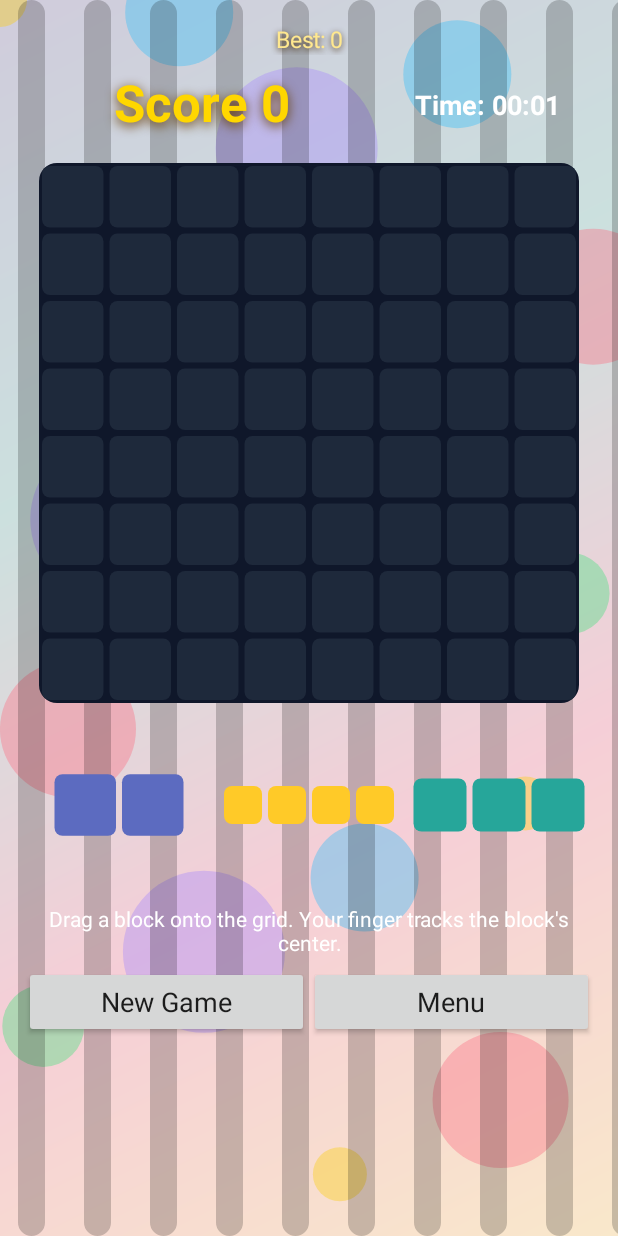
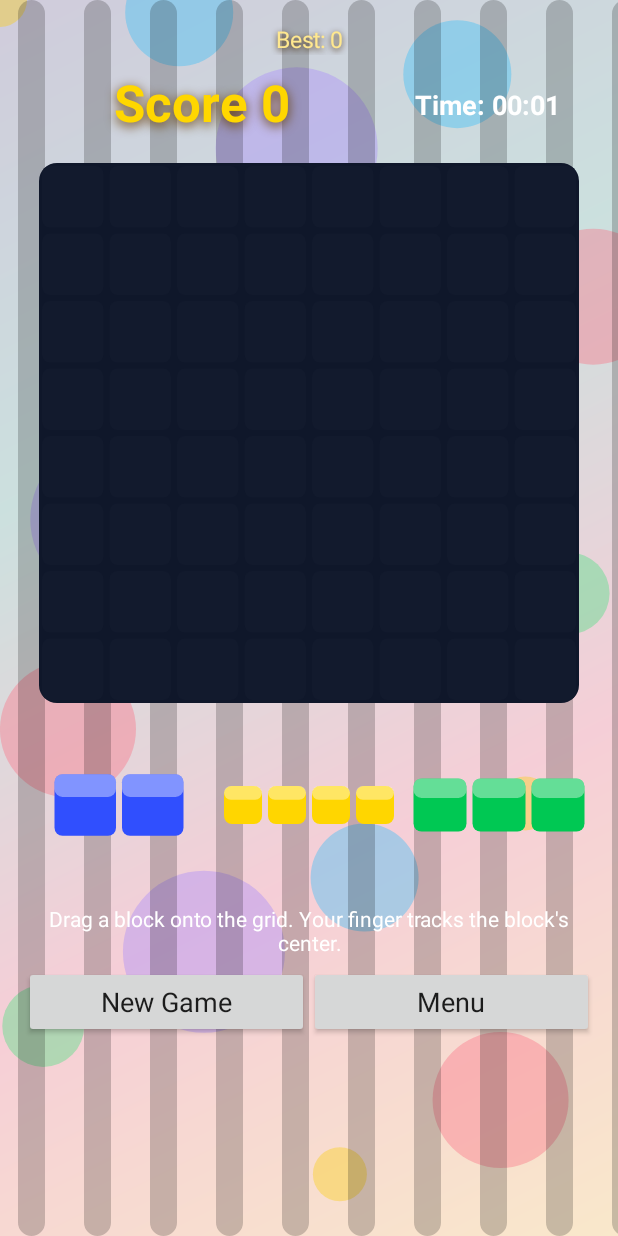
Before and after one commit to domaners/Kill-all-the-Blocks, an Android app: the screen it shows after launch (GameActivity), after a tap on "Start New Game", on a phone screen of 412 x 824 dp. Run offline under Robolectric (Android 15) with nearby library versions, the phone set to English and light mode, and no system bars.

```diff
--- a/app/src/main/java/com/example/killalltheblocks/BlockPiece.java
+++ b/app/src/main/java/com/example/killalltheblocks/BlockPiece.java
@@ -93,28 +93,28 @@ final class BlockPiece {
 
     static List<BlockPiece> standardPieces() {
         List<BlockPiece> pieces = new ArrayList<>();
-        pieces.add(new BlockPiece("Single", new int[][]{{0, 0}}, 0xffef5350));
-        pieces.add(new BlockPiece("Two Vertical", new int[][]{{0, 0}, {1, 0}}, 0xffab47bc));
-        pieces.add(new BlockPiece("Two Horizontal", new int[][]{{0, 0}, {0, 1}}, 0xff5c6bc0));
-        pieces.add(new BlockPiece("Three Vertical", new int[][]{{0, 0}, {1, 0}, {2, 0}}, 0xff29b6f6));
-        pieces.add(new BlockPiece("Three Horizontal", new int[][]{{0, 0}, {0, 1}, {0, 2}}, 0xff26a69a));
-        pieces.add(new BlockPiece("Four Vertical", new int[][]{{0, 0}, {1, 0}, {2, 0}, {3, 0}}, 0xff66bb6a));
-        pieces.add(new BlockPiece("Four Horizontal", new int[][]{{0, 0}, {0, 1}, {0, 2}, {0, 3}}, 0xffffca28));
-        pieces.add(new BlockPiece("Five Horizontal", new int[][]{{0, 0}, {0, 1}, {0, 2}, {0, 3}, {0, 4}}, 0xffffee58));
-        pieces.add(new BlockPiece("Square 2x2", new int[][]{{0, 0}, {0, 1}, {1, 0}, {1, 1}}, 0xffff7043));
-        pieces.add(new BlockPiece("L Small", new int[][]{{0, 0}, {1, 0}, {1, 1}}, 0xff8d6e63));
-        pieces.add(new BlockPiece("L Mirror", new int[][]{{0, 1}, {1, 0}, {1, 1}}, 0xff78909c));
-        pieces.add(new BlockPiece("L Tall", new int[][]{{0, 0}, {1, 0}, {2, 0}, {2, 1}}, 0xffec407a));
-        pieces.add(new BlockPiece("L Tall Mirror", new int[][]{{0, 1}, {1, 1}, {2, 0}, {2, 1}}, 0xff7e57c2));
-        pieces.add(new BlockPiece("L 3x3", new int[][]{{0, 0}, {1, 0}, {2, 0}, {2, 1}, {2, 2}}, 0xffff8a65));
-        pieces.add(new BlockPiece("L 3x3 Flip Horizontal", new int[][]{{0, 2}, {1, 2}, {2, 0}, {2, 1}, {2, 2}}, 0xffba68c8));
-        pieces.add(new BlockPiece("L 3x3 Flip Vertical", new int[][]{{0, 0}, {0, 1}, {0, 2}, {1, 0}, {2, 0}}, 0xff4dd0e1));
-        pieces.add(new BlockPiece("L 3x3 Flip Both", new int[][]{{0, 0}, {0, 1}, {0, 2}, {1, 2}, {2, 2}}, 0xff81c784));
-        pieces.add(new BlockPiece("T", new int[][]{{0, 0}, {0, 1}, {0, 2}, {1, 1}}, 0xff42a5f5));
-        pieces.add(new BlockPiece("Upside Down T Tall", new int[][]{{0, 1}, {1, 1}, {2, 0}, {2, 1}, {2, 2}}, 0xffffb74d));
-        pieces.add(new BlockPiece("Z", new int[][]{{0, 0}, {0, 1}, {1, 1}, {1, 2}}, 0xff26c6da));
-        pieces.add(new BlockPiece("S", new int[][]{{0, 1}, {0, 2}, {1, 0}, {1, 1}}, 0xff9ccc65));
-        pieces.add(new BlockPiece("Plus", new int[][]{{0, 1}, {1, 0}, {1, 1}, {1, 2}, {2, 1}}, 0xffffd54f));
+        pieces.add(new BlockPiece("Single", new int[][]{{0, 0}}, 0xffff1744));
+        pieces.add(new BlockPiece("Two Vertical", new int[][]{{0, 0}, {1, 0}}, 0xffd500f9));
+        pieces.add(new BlockPiece("Two Horizontal", new int[][]{{0, 0}, {0, 1}}, 0xff304ffe));
+        pieces.add(new BlockPiece("Three Vertical", new int[][]{{0, 0}, {1, 0}, {2, 0}}, 0xff00b0ff));
+        pieces.add(new BlockPiece("Three Horizontal", new int[][]{{0, 0}, {0, 1}, {0, 2}}, 0xff00c853));
+        pieces.add(new BlockPiece("Four Vertical", new int[][]{{0, 0}, {1, 0}, {2, 0}, {3, 0}}, 0xff64dd17));
+        pieces.add(new BlockPiece("Four Horizontal", new int[][]{{0, 0}, {0, 1}, {0, 2}, {0, 3}}, 0xffffd600));
+        pieces.add(new BlockPiece("Five Horizontal", new int[][]{{0, 0}, {0, 1}, {0, 2}, {0, 3}, {0, 4}}, 0xffffff00));
+        pieces.add(new BlockPiece("Square 2x2", new int[][]{{0, 0}, {0, 1}, {1, 0}, {1, 1}}, 0xffff6d00));
+        pieces.add(new BlockPiece("L Small", new int[][]{{0, 0}, {1, 0}, {1, 1}}, 0xff795548));
+        pieces.add(new BlockPiece("L Mirror", new int[][]{{0, 1}, {1, 0}, {1, 1}}, 0xff546e7a));
+        pieces.add(new BlockPiece("L Tall", new int[][]{{0, 0}, {1, 0}, {2, 0}, {2, 1}}, 0xffff4081));
+        pieces.add(new BlockPiece("L Tall Mirror", new int[][]{{0, 1}, {1, 1}, {2, 0}, {2, 1}}, 0xff651fff));
+        pieces.add(new BlockPiece("L 3x3", new int[][]{{0, 0}, {1, 0}, {2, 0}, {2, 1}, {2, 2}}, 0xffff3d00));
+        pieces.add(new BlockPiece("L 3x3 Flip Horizontal", new int[][]{{0, 2}, {1, 2}, {2, 0}, {2, 1}, {2, 2}}, 0xffaa00ff));
+        pieces.add(new BlockPiece("L 3x3 Flip Vertical", new int[][]{{0, 0}, {0, 1}, {0, 2}, {1, 0}, {2, 0}}, 0xff00e5ff));
+        pieces.add(new BlockPiece("L 3x3 Flip Both", new int[][]{{0, 0}, {0, 1}, {0, 2}, {1, 2}, {2, 2}}, 0xff00e676));
+        pieces.add(new BlockPiece("T", new int[][]{{0, 0}, {0, 1}, {0, 2}, {1, 1}}, 0xff2979ff));
+        pieces.add(new BlockPiece("Upside Down T Tall", new int[][]{{0, 1}, {1, 1}, {2, 0}, {2, 1}, {2, 2}}, 0xffff9100));
+        pieces.add(new BlockPiece("Z", new int[][]{{0, 0}, {0, 1}, {1, 1}, {1, 2}}, 0xff00b8d4));
+        pieces.add(new BlockPiece("S", new int[][]{{0, 1}, {0, 2}, {1, 0}, {1, 1}}, 0xff76ff03));
+        pieces.add(new BlockPiece("Plus", new int[][]{{0, 1}, {1, 0}, {1, 1}, {1, 2}, {2, 1}}, 0xffffea00));
         return Collections.unmodifiableList(pieces);
     }
 }
--- a/app/src/main/java/com/example/killalltheblocks/GameActivity.java
+++ b/app/src/main/java/com/example/killalltheblocks/GameActivity.java
@@ -4,6 +4,7 @@ import android.animation.ValueAnimator;
 import android.app.Activity;
 import android.app.AlertDialog;
 import android.content.ClipData;
+import android.graphics.Bitmap;
 import android.graphics.Canvas;
 import android.graphics.Color;
 import android.graphics.LinearGradient;
@@ -43,6 +44,9 @@ public class GameActivity extends Activity {
     private TextView timerView;
     private TextView statusView;
     private long gameStartedAt;
+    private long activeElapsedMillis;
+    private long activeResumedAtMillis;
+    private boolean gameClockRunning;
     private boolean gameEnded;
 
     private final Runnable timerRunnable = new Runnable() {
@@ -70,8 +74,19 @@ public class GameActivity extends Activity {
 
     @Override
     protected void onPause() {
+        pauseGameClock();
         saveCurrentGame();
         super.onPause();
+    }
+
+    @Override
+    protected void onResume() {
+        super.onResume();
+        if (boardView != null && !gameEnded) {
+            resumeGameClock();
+            timerHandler.removeCallbacks(timerRunnable);
+            timerHandler.post(timerRunnable);
+        }
     }
 
     private void showTitleScreen() {
@@ -248,10 +263,12 @@ public class GameActivity extends Activity {
     private void startNewGame() {
         engine.reset();
         gameStartedAt = System.currentTimeMillis();
+        activeElapsedMillis = 0L;
         gameEnded = false;
         setContentView(createGameView());
         saveCurrentGame();
         timerHandler.removeCallbacks(timerRunnable);
+        resumeGameClock();
         timerHandler.post(timerRunnable);
         refreshAll(false);
     }
@@ -262,12 +279,17 @@ public class GameActivity extends Activity {
             startNewGame();
             return;
         }
-        engine.restoreState(savedGame.encodedBoard, savedGame.pieceNames, savedGame.score, savedGame.selectedSlot);
+        engine.restoreState(savedGame.encodedBoard, savedGame.encodedBoardColors,
+                savedGame.pieceNames, savedGame.score, savedGame.selectedSlot);
         gameStartedAt = savedGame.startedAtMillis;
+        activeElapsedMillis = savedGame.elapsedMillis;
         gameEnded = savedGame.gameEnded;
         engine.setFinishedDurationMillis(savedGame.finishedDurationMillis);
         setContentView(createGameView());
         timerHandler.removeCallbacks(timerRunnable);
+        if (!gameEnded) {
+            resumeGameClock();
+        }
         timerHandler.post(timerRunnable);
         refreshAll(false);
     }
@@ -299,7 +321,7 @@ public class GameActivity extends Activity {
         if (timerView == null) {
             return;
         }
-        long duration = gameEnded ? engine.getFinishedDurationMillis() : System.currentTimeMillis() - gameStartedAt;
+        long duration = gameEnded ? engine.getFinishedDurationMillis() : currentElapsedMillis();
         timerView.setText("Time: " + formatDuration(duration));
     }
 
@@ -363,7 +385,8 @@ public class GameActivity extends Activity {
 
     private void finishGame() {
         gameEnded = true;
-        long duration = System.currentTimeMillis() - gameStartedAt;
+        pauseGameClock();
+        long duration = activeElapsedMillis;
         engine.setFinishedDurationMillis(duration);
         timerHandler.removeCallbacks(timerRunnable);
         scoreStore.addScore(engine.getScore(), System.currentTimeMillis(), duration);
@@ -390,8 +413,29 @@ public class GameActivity extends Activity {
 
     private void saveCurrentGame() {
         if (!gameEnded && gameStateStore != null && boardView != null) {
-            gameStateStore.save(engine, gameStartedAt, false);
+            gameStateStore.save(engine, gameStartedAt, currentElapsedMillis(), false);
         }
+    }
+
+    private void resumeGameClock() {
+        if (!gameClockRunning && !gameEnded) {
+            activeResumedAtMillis = System.currentTimeMillis();
+            gameClockRunning = true;
+        }
+    }
+
+    private void pauseGameClock() {
+        if (gameClockRunning) {
+            activeElapsedMillis += System.currentTimeMillis() - activeResumedAtMillis;
+            gameClockRunning = false;
+        }
+    }
+
+    private long currentElapsedMillis() {
+        if (!gameClockRunning) {
+            return activeElapsedMillis;
+        }
+        return activeElapsedMillis + (System.currentTimeMillis() - activeResumedAtMillis);
     }
 
     private final class PatternLayout extends LinearLayout {
@@ -547,15 +591,23 @@ public class GameActivity extends Activity {
             paint.setColor(Color.rgb(15, 23, 42));
             canvas.drawRoundRect(new RectF(left, top, left + size, top + size), dp(12), dp(12), paint);
 
-            boolean[][] board = engine.copyBoard();
+            int[][] boardColors = engine.copyBoardColors();
             for (int row = 0; row < GameEngine.BOARD_SIZE; row++) {
                 for (int col = 0; col < GameEngine.BOARD_SIZE; col++) {
-                    paint.setColor(board[row][col] ? Color.rgb(96, 165, 250) : Color.rgb(30, 41, 59));
+                    int color = boardColors[row][col];
+                    paint.setColor(color != 0 ? color : Color.rgb(18, 26, 45));
                     float inset = dp(2);
                     canvas.drawRoundRect(
                             new RectF(left + col * cell + inset, top + row * cell + inset,
                                     left + (col + 1) * cell - inset, top + (row + 1) * cell - inset),
                             dp(5), dp(5), paint);
+                    if (color != 0) {
+                        paint.setColor(Color.argb(95, 255, 255, 255));
+                        canvas.drawRoundRect(
+                                new RectF(left + col * cell + inset, top + row * cell + inset,
+                                        left + (col + 1) * cell - inset, top + row * cell + cell * 0.38f),
+                                dp(5), dp(5), paint);
+                    }
                 }
             }
             drawPreview(canvas, cell, left, top);
@@ -637,18 +689,27 @@ public class GameActivity extends Activity {
                 return;
             }
             boolean canPlace = engine.canPlace(piece, previewRow, previewCol);
-            paint.setColor(canPlace ? Color.argb(160, 34, 197, 94) : Color.argb(160, 239, 68, 68));
+            paint.setColor(canPlace ? Color.argb(225, 250, 204, 21) : Color.argb(225, 255, 23, 68));
             for (BlockPiece.Cell cellPos : piece.getCells()) {
                 int row = previewRow + cellPos.row;
                 int col = previewCol + cellPos.col;
                 if (row < 0 || row >= GameEngine.BOARD_SIZE || col < 0 || col >= GameEngine.BOARD_SIZE) {
                     continue;
                 }
-                float inset = dp(2);
+                float inset = dp(1);
                 canvas.drawRoundRect(
                         new RectF(left + col * cellSize + inset, top + row * cellSize + inset,
                                 left + (col + 1) * cellSize - inset, top + (row + 1) * cellSize - inset),
-                        dp(5), dp(5), paint);
+                        dp(7), dp(7), paint);
+                paint.setStyle(Paint.Style.STROKE);
+                paint.setStrokeWidth(dp(3));
+                paint.setColor(Color.WHITE);
+                canvas.drawRoundRect(
+                        new RectF(left + col * cellSize + dp(3), top + row * cellSize + dp(3),
+                                left + (col + 1) * cellSize - dp(3), top + (row + 1) * cellSize - dp(3)),
+                        dp(7), dp(7), paint);
+                paint.setStyle(Paint.Style.FILL);
+                paint.setColor(canPlace ? Color.argb(225, 250, 204, 21) : Color.argb(225, 255, 23, 68));
             }
         }
 
@@ -671,7 +732,7 @@ public class GameActivity extends Activity {
                 if (event.getAction() == MotionEvent.ACTION_DOWN && !gameEnded && engine.getPiece(slot) != null) {
                     view.performClick();
                     ClipData dragData = ClipData.newPlainText(PIECE_DRAG_LABEL, String.valueOf(slot));
-                    View.DragShadowBuilder shadowBuilder = new CenteredPieceDragShadowBuilder(view);
+                    View.DragShadowBuilder shadowBuilder = new PieceDragShadowBuilder(view, engine.getPiece(slot));
                     if (android.os.Build.VERSION.SDK_INT >= android.os.Build.VERSION_CODES.N) {
                         view.startDragAndDrop(dragData, shadowBuilder, slot, 0);
                     } else {
@@ -707,36 +768,53 @@ public class GameActivity extends Activity {
             float cellSize = Math.min(gridCellSize, Math.min(maxCellWidth, maxCellHeight));
             float originX = (getWidth() - piece.getWidth() * cellSize) / 2f;
             float originY = (getHeight() - piece.getHeight() * cellSize) / 2f;
+            drawPieceCells(canvas, paint, piece, cellSize, originX, originY, dp(2));
+        }
+    }
+
+    private void drawPieceCells(Canvas canvas, Paint paint, BlockPiece piece, float cellSize,
+            float originX, float originY, float inset) {
+        paint.setStyle(Paint.Style.FILL);
         paint.setColor(piece.getColor());
         for (BlockPiece.Cell cellPos : piece.getCells()) {
             float x = originX + cellPos.col * cellSize;
             float y = originY + cellPos.row * cellSize;
-                float inset = dp(2);
             canvas.drawRoundRect(new RectF(x + inset, y + inset, x + cellSize - inset, y + cellSize - inset),
                     dp(5), dp(5), paint);
-            }
+            paint.setColor(Color.argb(100, 255, 255, 255));
+            canvas.drawRoundRect(new RectF(x + inset, y + inset, x + cellSize - inset, y + cellSize * 0.38f),
+                    dp(5), dp(5), paint);
+            paint.setColor(piece.getColor());
         }
     }
 
-    private static final class CenteredPieceDragShadowBuilder extends View.DragShadowBuilder {
-        private final View view;
+    private final class PieceDragShadowBuilder extends View.DragShadowBuilder {
+        private final BlockPiece piece;
+        private final Bitmap bitmap;
 
-        CenteredPieceDragShadowBuilder(View view) {
+        PieceDragShadowBuilder(View view, BlockPiece piece) {
             super(view);
-            this.view = view;
+            this.piece = piece;
+            bitmap = Bitmap.createBitmap(
+                    Math.max(1, view.getWidth()),
+                    Math.max(1, view.getHeight()),
+                    Bitmap.Config.ARGB_8888);
+            Canvas canvas = new Canvas(bitmap);
+            view.draw(canvas);
         }
 
         @Override
         public void onProvideShadowMetrics(Point shadowSize, Point shadowTouchPoint) {
-            int width = Math.max(1, view.getWidth());
-            int height = Math.max(1, view.getHeight());
+            int width = bitmap.getWidth();
+            int height = bitmap.getHeight();
             shadowSize.set(width, height);
             shadowTouchPoint.set(width / 2, height / 2);
         }
 
         @Override
         public void onDrawShadow(Canvas canvas) {
-            view.draw(canvas);
+            canvas.drawBitmap(bitmap, 0, 0, null);
         }
     }
+
 }
--- a/app/src/main/java/com/example/killalltheblocks/GameEngine.java
+++ b/app/src/main/java/com/example/killalltheblocks/GameEngine.java
@@ -10,6 +10,7 @@ public class GameEngine {
     public static final int NO_SELECTION = -1;
 
     private final boolean[][] board = new boolean[BOARD_SIZE][BOARD_SIZE];
+    private final int[][] boardColors = new int[BOARD_SIZE][BOARD_SIZE];
     private final Random random;
     private final BlockPiece[] tray = new BlockPiece[PIECE_SLOTS];
     private int score;
@@ -30,6 +31,14 @@ public class GameEngine {
         boolean[][] copy = new boolean[BOARD_SIZE][BOARD_SIZE];
         for (int row = 0; row < BOARD_SIZE; row++) {
             System.arraycopy(board[row], 0, copy[row], 0, BOARD_SIZE);
+        }
+        return copy;
+    }
+
+    public int[][] copyBoardColors() {
+        int[][] copy = new int[BOARD_SIZE][BOARD_SIZE];
+        for (int row = 0; row < BOARD_SIZE; row++) {
+            System.arraycopy(boardColors[row], 0, copy[row], 0, BOARD_SIZE);
         }
         return copy;
     }
@@ -87,6 +96,7 @@ public class GameEngine {
         lastClearedLines = 0;
         for (BlockPiece.Cell cell : piece.getCells()) {
             board[row + cell.row][col + cell.col] = true;
+            boardColors[row + cell.row][col + cell.col] = piece.getColor();
         }
         int clearedLines = clearCompletedLines();
         lastClearedLines = clearedLines;
@@ -143,6 +153,9 @@ public class GameEngine {
         for (boolean[] row : board) {
             Arrays.fill(row, false);
         }
+        for (int[] row : boardColors) {
+            Arrays.fill(row, 0);
+        }
         score = 0;
         selectedSlot = NO_SELECTION;
         finishedDurationMillis = 0L;
@@ -160,7 +173,24 @@ public class GameEngine {
         return builder.toString();
     }
 
+    public String encodeBoardColors() {
+        StringBuilder builder = new StringBuilder();
+        for (int row = 0; row < BOARD_SIZE; row++) {
+            for (int col = 0; col < BOARD_SIZE; col++) {
+                if (builder.length() > 0) {
+                    builder.append(',');
+                }
+                builder.append(boardColors[row][col]);
+            }
+        }
+        return builder.toString();
+    }
+
     public void restoreState(String encodedBoard, String[] pieceNames, int score, int selectedSlot) {
+        restoreState(encodedBoard, null, pieceNames, score, selectedSlot);
+    }
+
+    public void restoreState(String encodedBoard, String encodedColors, String[] pieceNames, int score, int selectedSlot) {
         if (encodedBoard == null || encodedBoard.length() != BOARD_SIZE * BOARD_SIZE
                 || pieceNames == null || pieceNames.length != PIECE_SLOTS) {
             reset();
@@ -170,8 +200,10 @@ public class GameEngine {
             for (int col = 0; col < BOARD_SIZE; col++) {
                 char value = encodedBoard.charAt(row * BOARD_SIZE + col);
                 board[row][col] = value == '1';
+                boardColors[row][col] = board[row][col] ? 0xff2563eb : 0;
             }
         }
+        restoreBoardColors(encodedColors);
         for (int slot = 0; slot < PIECE_SLOTS; slot++) {
             tray[slot] = BlockPiece.fromName(pieceNames[slot]);
         }
@@ -196,6 +228,7 @@ public class GameEngine {
 
     void setCellForTest(int row, int col, boolean filled) {
         board[row][col] = filled;
+        boardColors[row][col] = filled ? 0xff2563eb : 0;
     }
 
     void setPieceForTest(int slot, BlockPiece piece) {
@@ -251,6 +284,7 @@ public class GameEngine {
             for (int col = 0; col < BOARD_SIZE; col++) {
                 if (rowsToClear[row] || colsToClear[col]) {
                     board[row][col] = false;
+                    boardColors[row][col] = 0;
                 }
             }
         }
@@ -385,4 +419,24 @@ public class GameEngine {
         }
         return lineCount;
     }
+
+    private void restoreBoardColors(String encodedColors) {
+        if (encodedColors == null || encodedColors.length() == 0) {
+            return;
+        }
+        String[] values = encodedColors.split(",");
+        if (values.length != BOARD_SIZE * BOARD_SIZE) {
+            return;
+        }
+        for (int row = 0; row < BOARD_SIZE; row++) {
+            for (int col = 0; col < BOARD_SIZE; col++) {
+                int index = row * BOARD_SIZE + col;
+                try {
+                    boardColors[row][col] = board[row][col] ? Integer.parseInt(values[index]) : 0;
+                } catch (NumberFormatException ignored) {
+                    boardColors[row][col] = board[row][col] ? 0xff2563eb : 0;
+                }
+            }
+        }
+    }
 }
--- a/app/src/main/java/com/example/killalltheblocks/GameStateStore.java
+++ b/app/src/main/java/com/example/killalltheblocks/GameStateStore.java
@@ -17,15 +17,17 @@ final class GameStateStore {
         preferences = context.getSharedPreferences(PREFS_NAME, Context.MODE_PRIVATE);
     }
 
-    void save(GameEngine engine, long startedAtMillis, boolean gameEnded) {
+    void save(GameEngine engine, long startedAtMillis, long elapsedMillis, boolean gameEnded) {
         JSONObject state = new JSONObject();
         try {
             state.put("score", engine.getScore());
             state.put("selectedSlot", engine.getSelectedSlot());
             state.put("startedAtMillis", startedAtMillis);
+            state.put("elapsedMillis", elapsedMillis);
             state.put("finishedDurationMillis", engine.getFinishedDurationMillis());
             state.put("gameEnded", gameEnded);
             state.put("board", engine.encodeBoard());
+            state.put("boardColors", engine.encodeBoardColors());
 
             JSONArray tray = new JSONArray();
             String[] pieceNames = engine.getPieceNames();
@@ -47,6 +49,7 @@ final class GameStateStore {
         try {
             JSONObject state = new JSONObject(raw);
             String encodedBoard = state.getString("board");
+            String encodedBoardColors = state.optString("boardColors", "");
             String[] pieceNames = new String[GameEngine.PIECE_SLOTS];
             JSONArray trayValues = state.getJSONArray("tray");
             for (int slot = 0; slot < GameEngine.PIECE_SLOTS; slot++) {
@@ -55,11 +58,13 @@ final class GameStateStore {
 
             return new SavedGame(
                     encodedBoard,
+                    encodedBoardColors,
                     pieceNames,
                     state.getInt("score"),
                     state.optInt("selectedSlot", GameEngine.NO_SELECTION),
                     state.optLong("finishedDurationMillis", 0L),
                     state.optLong("startedAtMillis", System.currentTimeMillis()),
+                    state.optLong("elapsedMillis", 0L),
                     state.optBoolean("gameEnded", false));
         } catch (JSONException ignored) {
             return null;
@@ -72,27 +77,33 @@ final class GameStateStore {
 
     static final class SavedGame {
         final String encodedBoard;
+        final String encodedBoardColors;
         final String[] pieceNames;
         final int score;
         final int selectedSlot;
         final long finishedDurationMillis;
         final long startedAtMillis;
+        final long elapsedMillis;
         final boolean gameEnded;
 
         SavedGame(
                 String encodedBoard,
+                String encodedBoardColors,
                 String[] pieceNames,
                 int score,
                 int selectedSlot,
                 long finishedDurationMillis,
                 long startedAtMillis,
+                long elapsedMillis,
                 boolean gameEnded) {
             this.encodedBoard = encodedBoard;
+            this.encodedBoardColors = encodedBoardColors;
             this.pieceNames = pieceNames;
             this.score = score;
             this.selectedSlot = selectedSlot;
             this.finishedDurationMillis = finishedDurationMillis;
             this.startedAtMillis = startedAtMillis;
+            this.elapsedMillis = elapsedMillis;
             this.gameEnded = gameEnded;
         }
     }
```
Also changed, not shown: 2 other files. Lines whose indentation alone changed are shown as unchanged.
